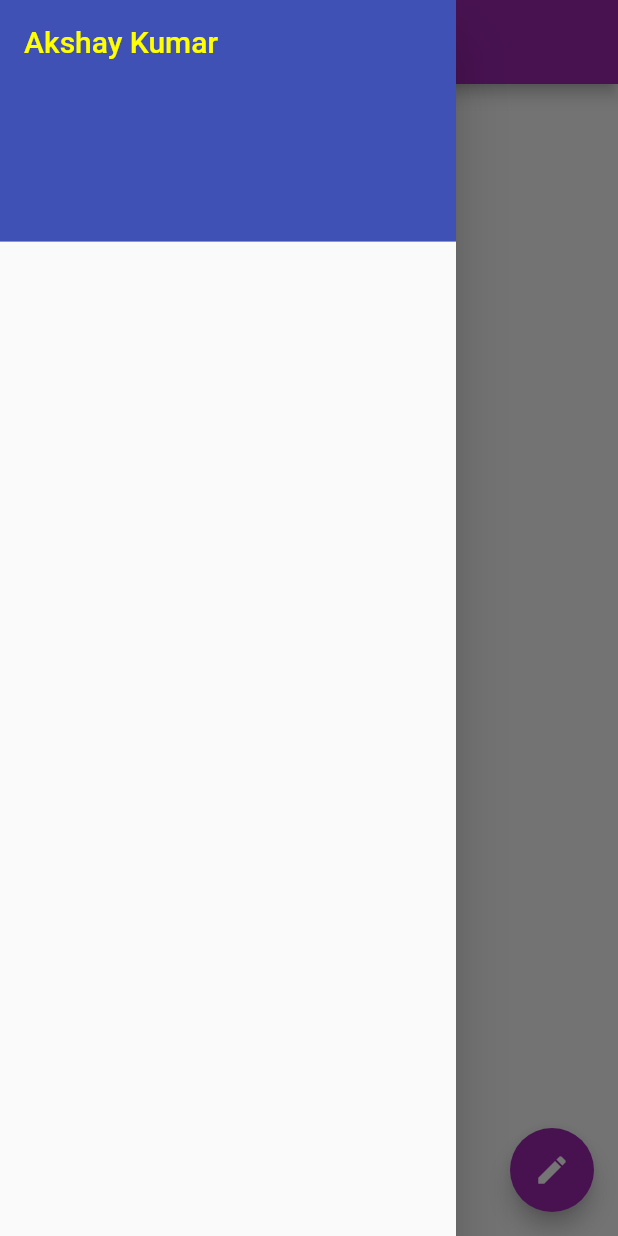
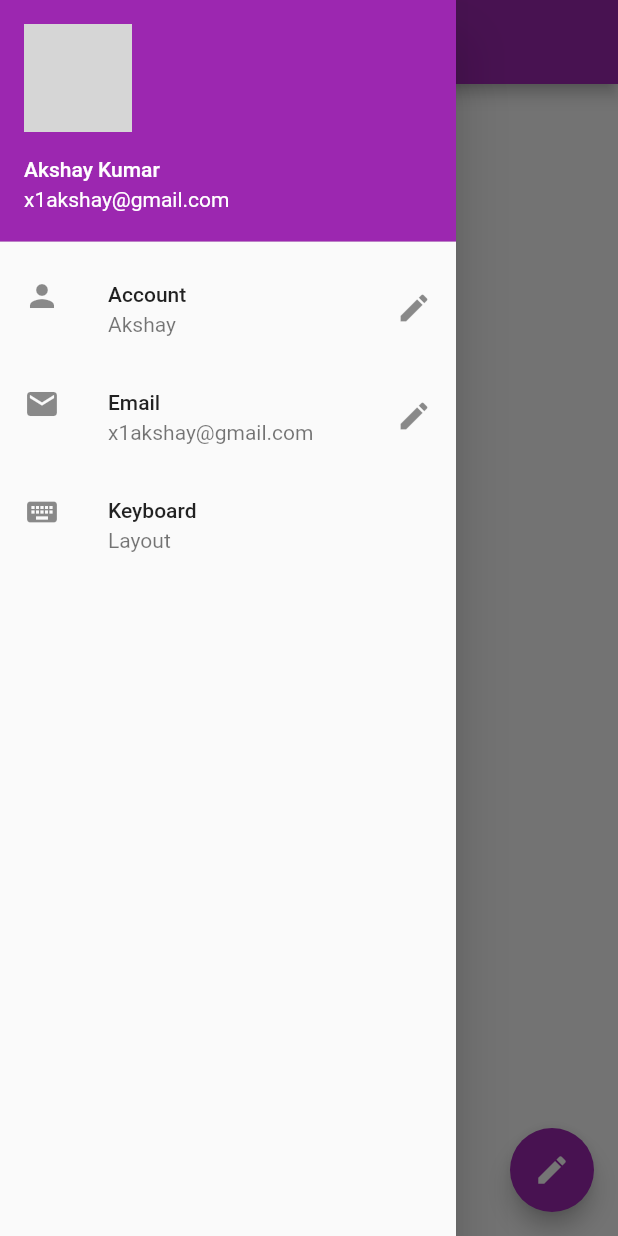
Before and after one commit to xiakshay/Flutter_Learning, a Flutter app: the screen it shows after launch, with the side drawer open, on a phone screen of 412 x 824 dp. Run offline on Flutter 3.47's test engine with Material 2 defaults, Android fonts, the phone set to English and light mode, and no system bars; network calls fail; grey boxes are pictures that could not be loaded.

Commit message:
Profile in sidemenu bar

```diff
--- a/lib/main.dart
+++ b/lib/main.dart
@@ -25,15 +25,40 @@
         child: ListView(
           padding: EdgeInsets.zero,
           children: const <Widget>[
-            DrawerHeader(
-              child: Text(
-                "Akshay Kumar",
-                style: TextStyle(
-                  color: Colors.yellowAccent,
-                  fontSize: 20,
-                ),
+            // DrawerHeader(
+            //   child: Text(
+            //     "Akshay Kumar",
+            //     style: TextStyle(
+            //       color: Colors.yellowAccent,
+            //       fontSize: 20,
+            //     ),
+            //   ),
+            //   decoration: BoxDecoration(color: Colors.indigo),
+            // ),
+            UserAccountsDrawerHeader(
+              accountName: Text("Akshay Kumar"),
+              accountEmail: Text("x1akshay@gmail.com"),
+              currentAccountPicture: CircleAvatar(
+                backgroundImage: NetworkImage(
+                    "https://wallpapercave.com/dwp1x/wp1865023.jpg"),
               ),
-              decoration: BoxDecoration(color: Colors.indigo),
+            ),
+            ListTile(
+              leading: Icon(Icons.person),
+              title: Text("Account"),
+              subtitle: Text("Akshay"),
+              trailing: Icon(Icons.edit),
+            ),
+            ListTile(
+              leading: Icon(Icons.email),
+              title: Text("Email"),
+              subtitle: Text("x1akshay@gmail.com"),
+              trailing: Icon(Icons.edit),
+            ),
+            ListTile(
+              leading: Icon(Icons.keyboard),
+              title: Text("Keyboard"),
+              subtitle: Text("Layout"),
             )
           ],
         ),
```
